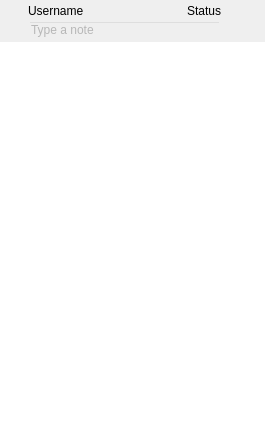
First picture: the form in sources/aformmain.ui, repository murtisoft/lnmsgr, before the edit.
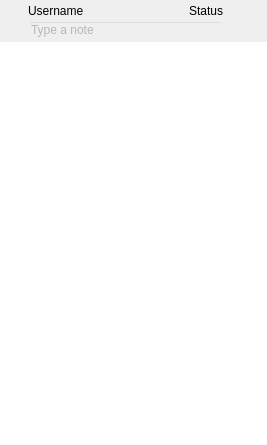
Second picture: the form after the edit. Custom widgets are drawn as their Qt base class.

```diff
--- a/sources/aformmain.ui
+++ b/sources/aformmain.ui
@@ -6,7 +6,7 @@
    <rect>
     <x>0</x>
     <y>0</y>
-    <width>265</width>
+    <width>267</width>
     <height>445</height>
    </rect>
   </property>
```
